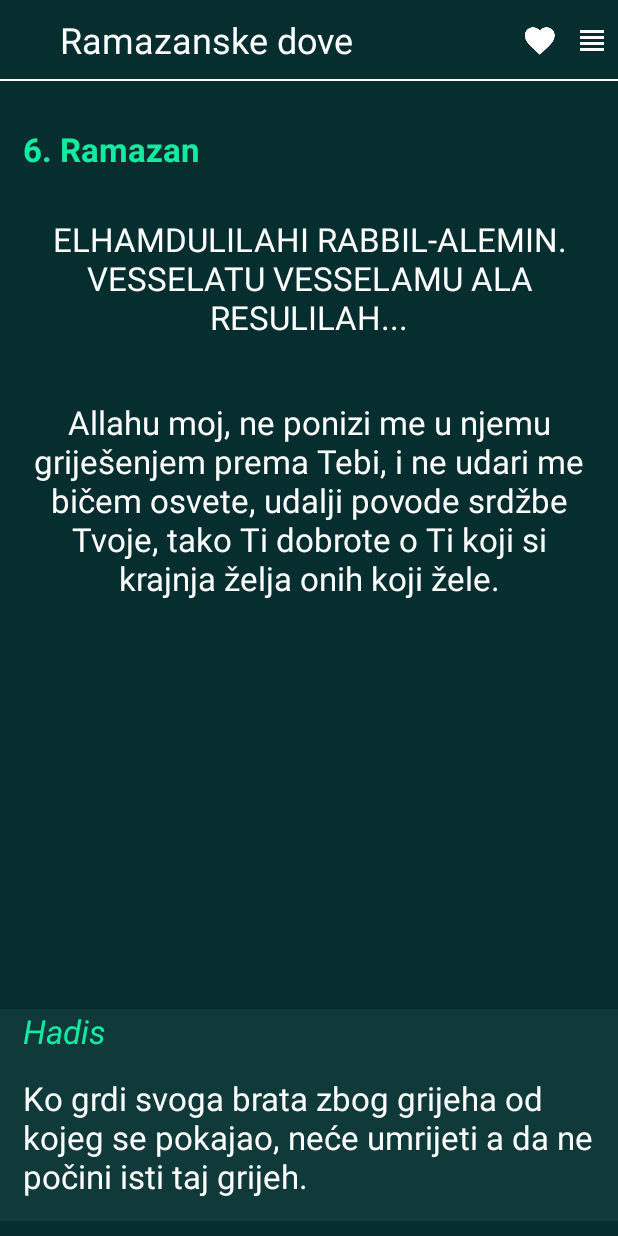
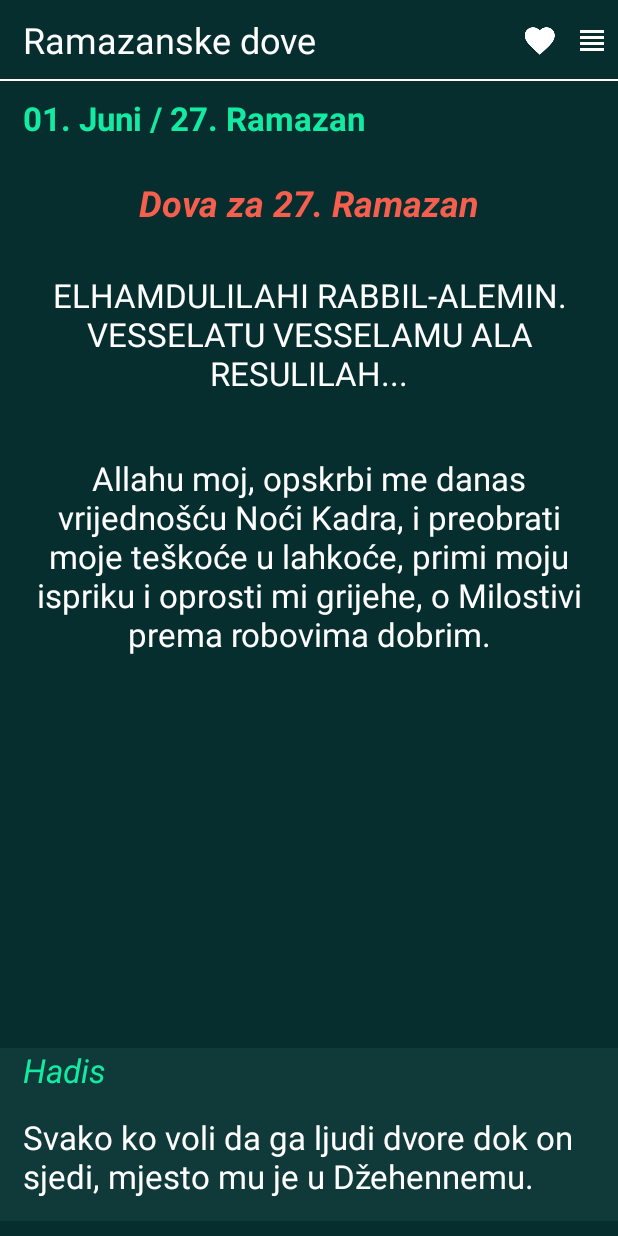
Before and after one commit to azra-avdic/RamazanskeDove, an Android app: the screen it shows after launch (MainActivity), on a phone screen of 412 x 824 dp. Run offline under Robolectric (Android 15) with nearby library versions, the phone set to English and light mode, and no system bars.

Commit message:
Custom pager opens at today:methods in Utils class

```diff
--- a/app/src/main/java/com/example/azra/ramazanskedove/CustomPagerAdapter.java
+++ b/app/src/main/java/com/example/azra/ramazanskedove/CustomPagerAdapter.java
@@ -30,7 +30,7 @@ public class CustomPagerAdapter extends PagerAdapter {
         TextView tvDoa = (TextView) layout.findViewById(R.id.tvDoa);
         TextView tvHadis = (TextView) layout.findViewById(R.id.tvHadis);
 
-        tvTitle.setText(getPageTitle(position));
+        tvTitle.setText("Dova za " + getPageTitle(position));
         tvDoaAbrab.setText(getDoaArab(position));
         tvDoa.setText(getDoa(position));
         tvHadis.setText(getHadis(position));
--- a/app/src/main/java/com/example/azra/ramazanskedove/MainActivity.java
+++ b/app/src/main/java/com/example/azra/ramazanskedove/MainActivity.java
@@ -1,9 +1,13 @@
 package com.example.azra.ramazanskedove;
 
+import android.content.Context;
 import android.support.v4.view.ViewPager;
 import android.support.v7.app.AppCompatActivity;
 import android.os.Bundle;
+import android.util.AttributeSet;
 import android.util.Log;
+import android.view.View;
+import android.widget.TextView;
 
 import java.text.DateFormat;
 import java.text.ParseException;
@@ -22,96 +26,16 @@ public class MainActivity extends AppCompatActivity {
 
         ViewPager viewPager = (ViewPager) findViewById(R.id.viewpager);
         viewPager.setAdapter(new CustomPagerAdapter(this));
-        viewPager.setCurrentItem(5);
+        viewPager.setCurrentItem(Utils.getDayInRamadan() < 0 ? 0: Utils.getDayInRamadan());
+        Log.d("TAG", Utils.getTodayAsStringDayAndMonth());
 
-        Date today = new Date();
-        today = setTimeToMidnight(today);
+        TextView tvToday = (TextView) findViewById(R.id.tvToday);
 
-        String intMonth = (String) android.text.format.DateFormat.format("MM", today); //06
-        String day = (String) android.text.format.DateFormat.format("dd", today); //20
-
-        List<Date> dates = new ArrayList<Date>();
-
-//        String str_date ="06/06/2016";
-  //      String end_date ="05/07/2016";
-
-        String str_date ="27/05/2016";
-        String end_date ="06/06/2016";
-
-
-        DateFormat formatter = new SimpleDateFormat("dd/MM/yyyy");
-        Date  startDate = null;
-        Date  endDate = null;
-        try {
-            startDate = (Date)formatter.parse(str_date);
-            endDate = (Date)formatter.parse(end_date);
-        } catch (ParseException e) {
-            e.printStackTrace();
-        }finally {
-
+        if (tvToday != null) {
+            tvToday.setText(Utils.getTodaysDateAsTitle());
         }
 
-        Date iDate = startDate;
-        if (iDate != null) {
-            Log.d("TAG", " not null" );
-            while (!iDate.after(endDate)) {
-                dates.add(iDate);
-                iDate = addDay (iDate);
-            }
-        }
-
-        Log.d("TAG", " dates " + dates.size() );
-
-        Log.d("TAG", " stat " + startDate );
-        Log.d("TAG", " end " + endDate );
-        Log.d("TAG", " today " + today );
-
-
-        if(today.after(startDate) && !today.after(endDate)){
-
-            Log.d("TAG", " tu smo ");
-            for (int i = 0; i < dates.size(); i++){
-                Date dateItem = dates.get(i);
-                Log.d("TAG", " ITEM " + dateItem );
-                if (dateItem.equals(today)) {
-                    Log.d("TAG", " dobnitnik" + i);
-                }
-                }
-            }
-        }
-
-
-
-
-
-
-
-    public static Date addDay(Date d){
-            Calendar cal = Calendar.getInstance();
-            cal.setTime(d);
-            cal.add(Calendar.DATE, 1);
-            return cal.getTime();
-        }
-
-
-
-    public static Date setTimeToMidnight(Date date) {
-        Calendar calendar = Calendar.getInstance();
-
-        calendar.setTime( date );
-        calendar.set(Calendar.HOUR_OF_DAY, 0);
-        calendar.set(Calendar.MINUTE, 0);
-        calendar.set(Calendar.SECOND, 0);
-        calendar.set(Calendar.MILLISECOND, 0);
-
-        return calendar.getTime();
     }
 
 
-
-
-
-
-
-
 }
--- /dev/null
+++ b/app/src/main/java/com/example/azra/ramazanskedove/Utils.java
@@ -0,0 +1,183 @@
+package com.example.azra.ramazanskedove;
+
+import android.content.Context;
+import android.support.v4.content.ContextCompat;
+import android.text.TextUtils;
+import android.util.Log;
+import android.widget.Toast;
+
+import java.text.DateFormat;
+import java.text.ParseException;
+import java.text.SimpleDateFormat;
+import java.util.ArrayList;
+import java.util.Calendar;
+import java.util.Date;
+import java.util.List;
+
+/**
+ * Created by Azra on 1.6.2016.
+ */
+public class Utils {
+     /**
+     * @param stringId - string id
+     * @return string from resources
+     */
+    public static String getString(Context context, int stringId) {
+        if (context != null) {
+            String mString = context.getResources().getString(stringId);
+            return TextUtils.isEmpty(mString) ? "" : mString;
+        }
+
+        return "";
+    }
+
+    /**
+     * @param colorId color id
+     */
+    public static int getColor(Context context, int colorId){
+        int color = android.R.color.holo_red_light;
+        if (context != null) {
+            color = ContextCompat.getColor(context, colorId);
+        }
+
+        return color;
+    }
+
+    /**
+     * @param message - message for toast
+     * message length is SHORT
+     */
+    public static void showToast(Context context, String message){
+        if (context != null) {
+            Toast.makeText(context, message, Toast.LENGTH_SHORT).show();
+        }
+    }
+
+
+    /**
+     * @return return current time
+     */
+    public static String getCurrentTime() {
+        Calendar calendar = Calendar.getInstance();
+        SimpleDateFormat sdf = new SimpleDateFormat("MM/dd/yy h:mm a");
+        return sdf.format(calendar.getTime());
+    }
+
+
+    /**
+     * @return return current time
+     */
+    public static int getDayInRamadan() {
+        Date today = new Date();
+        today = setTimeToMidnight(today);
+
+        List<Date> dates = new ArrayList<Date>();
+
+         //String str_date ="06/06/2016";
+         //String end_date ="05/07/2016";
+
+        String str_date ="06/05/2016";
+        String end_date ="05/06/2016";
+
+
+        DateFormat formatter = new SimpleDateFormat("dd/MM/yyyy");
+        Date  startDate = null;
+        Date  endDate = null;
+        try {
+            startDate = (Date)formatter.parse(str_date);
+            endDate = (Date)formatter.parse(end_date);
+        } catch (ParseException e) {
+            e.printStackTrace();
+            return -1;
+        }finally {
+
+        }
+
+        Date iDate = startDate;
+        if (iDate != null) {
+            Log.d("TAG", " not null" );
+            while (!iDate.after(endDate)) {
+                dates.add(iDate);
+                iDate = addDay (iDate);
+            }
+        }
+
+        Log.d("TAG", " dates " + dates.size() );
+
+        Log.d("TAG", " start " + startDate );
+        Log.d("TAG", " end " + endDate );
+        Log.d("TAG", " today " + today );
+
+        if(today.after(startDate) && !today.after(endDate)){
+
+            Log.d("TAG", " tu smo ");
+            for (int i = 0; i < dates.size(); i++){
+                Date dateItem = dates.get(i);
+                if (dateItem.equals(today)) {
+                    Log.d("TAG", " danas je.. item u  Ramazanu.." + i);
+                    return i;
+                }
+            }
+        }
+        return -1;
+    }
+
+
+    public static String getTodayAsStringDayAndMonth(){
+        Date today = new Date();
+
+        String intMonth = (String) android.text.format.DateFormat.format("MM", today); //06
+        String day = (String) android.text.format.DateFormat.format("dd", today); //20
+
+        int m = Integer.parseInt(intMonth);
+
+        ArrayList<String> months = new ArrayList<String>();
+        months.add("Januar");
+        months.add("Februar");
+        months.add("Mart");
+        months.add("April");
+        months.add("Maj");
+        months.add("Juni");
+        months.add("Juli");
+        months.add("August");
+        months.add("Septembar");
+        months.add("Oktobar");
+        months.add("Novembar");
+        months.add("Decembar");
+
+        return day + ". " + months.get(m-1);
+    }
+
+
+    public static String getTodaysDateAsTitle(){
+        if(getDayInRamadan() < 0){
+            return getTodayAsStringDayAndMonth();
+        }else {
+            int day = getDayInRamadan() + 1;
+            String ramadanDate = day + ". Ramazan";
+            return getTodayAsStringDayAndMonth() + " / " + ramadanDate;
+        }
+    }
+
+    public static Date addDay(Date d){
+        Calendar cal = Calendar.getInstance();
+        cal.setTime(d);
+        cal.add(Calendar.DATE, 1);
+        return cal.getTime();
+    }
+
+    public static Date setTimeToMidnight(Date date) {
+        Calendar calendar = Calendar.getInstance();
+
+        calendar.setTime( date );
+        calendar.set(Calendar.HOUR_OF_DAY, 0);
+        calendar.set(Calendar.MINUTE, 0);
+        calendar.set(Calendar.SECOND, 0);
+        calendar.set(Calendar.MILLISECOND, 0);
+
+        return calendar.getTime();
+    }
+
+
+
+}
--- a/app/src/main/res/layout/activity_main.xml
+++ b/app/src/main/res/layout/activity_main.xml
@@ -11,8 +11,25 @@
         android:id="@+id/rlToolbar"
         layout="@layout/toolbar"
     />
+
+    <TextView
+        android:layout_below="@+id/rlToolbar"
+        android:id="@+id/tvToday"
+        android:layout_marginTop="10dp"
+        android:layout_marginBottom="10dp"
+        android:layout_marginLeft="15dp"
+        android:layout_marginRight="15dp"
+        android:layout_width="wrap_content"
+        android:layout_height="wrap_content"
+        tools:text="1. Ramazan/ 6. Juni"
+        android:textStyle="bold"
+        android:textColor="@color/green_light"
+        android:textSize="22sp"
+        android:layout_alignParentStart="true"
+        android:layout_alignParentLeft="true" />
+
     <android.support.v4.view.ViewPager
-        android:layout_below="@+id/rlToolbar"
+        android:layout_below="@+id/tvToday"
         android:layout_marginBottom="10dp"
         android:id="@+id/viewpager"
         xmlns:android="http://schemas.android.com/apk/res/android"
--- a/app/src/main/res/layout/custompager_item.xml
+++ b/app/src/main/res/layout/custompager_item.xml
@@ -12,16 +12,14 @@
         android:id="@+id/tvTitle"
         android:layout_marginTop="15dp"
         android:layout_marginBottom="15dp"
-        android:layout_marginLeft="15dp"
-        android:layout_marginRight="15dp"
-        android:layout_width="wrap_content"
+        android:layout_width="match_parent"
         android:layout_height="wrap_content"
-        android:text="@string/test_title"
-        android:textStyle="bold"
-        android:textColor="@color/green_light"
-        android:textSize="22sp"
-        android:layout_alignParentStart="true"
-        android:layout_alignParentLeft="true" />
+        tools:text="@string/test_title"
+        android:textStyle="bold|italic"
+        android:textColor="@color/orange"
+        android:textSize="24sp"
+        android:layout_alignParentTop="true"
+        android:gravity="center" />
 
     <ScrollView
         android:layout_below="@+id/tvTitle"
--- a/app/src/main/res/layout/toolbar.xml
+++ b/app/src/main/res/layout/toolbar.xml
@@ -7,7 +7,7 @@
    >
 
     <TextView
-        android:layout_marginLeft="40dp"
+        android:layout_marginLeft="15dp"
         android:id="@+id/tvToolbarTitle"
         android:layout_marginTop="10dp"
         android:layout_marginBottom="10dp"
@@ -23,7 +23,6 @@
         android:layout_width="match_parent"
         android:layout_height="1dp"
         android:background="@color/white"
-        android:layout_marginBottom="15dp"
         />
 
     <ImageView
--- a/app/src/main/res/values/strings.xml
+++ b/app/src/main/res/values/strings.xml
@@ -128,6 +128,6 @@
     <string name="daily_hadis29">Kod koga se ne nađu tri svojstva djela mu nisu potpuna: pobožnost koja ga čuva od neposlušnosti Allahu Dzelle Sanuhu, tolerantnost prema ljudima i blagost kojom odbija neznanje neznalice (tj. njegovo loše postupanje).</string>
     <string name="daily_hadis30">Uzvišeni Allah Dzelle Sanuhu voli da kada nešto radite da u tome budete temeljiti.</string>
     <string name="toolbar_title_">Ramazanske dove</string>
-    <string name="test_title">1. Ramazan / 6. Juni</string>
+    <string name="test_title">1. Ramazan</string>
 
 </resources>
```
